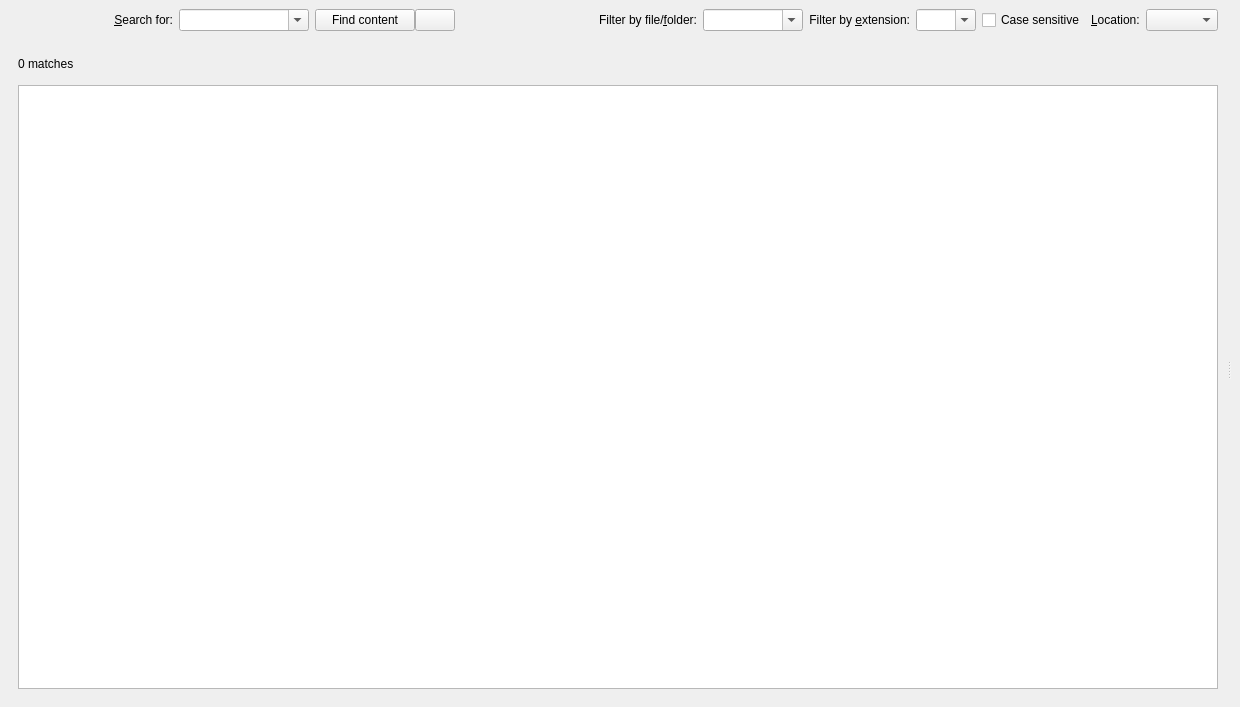
Above: SearchPage.ui from otengler/CodeBeagle before the change. Below: the same form after it.
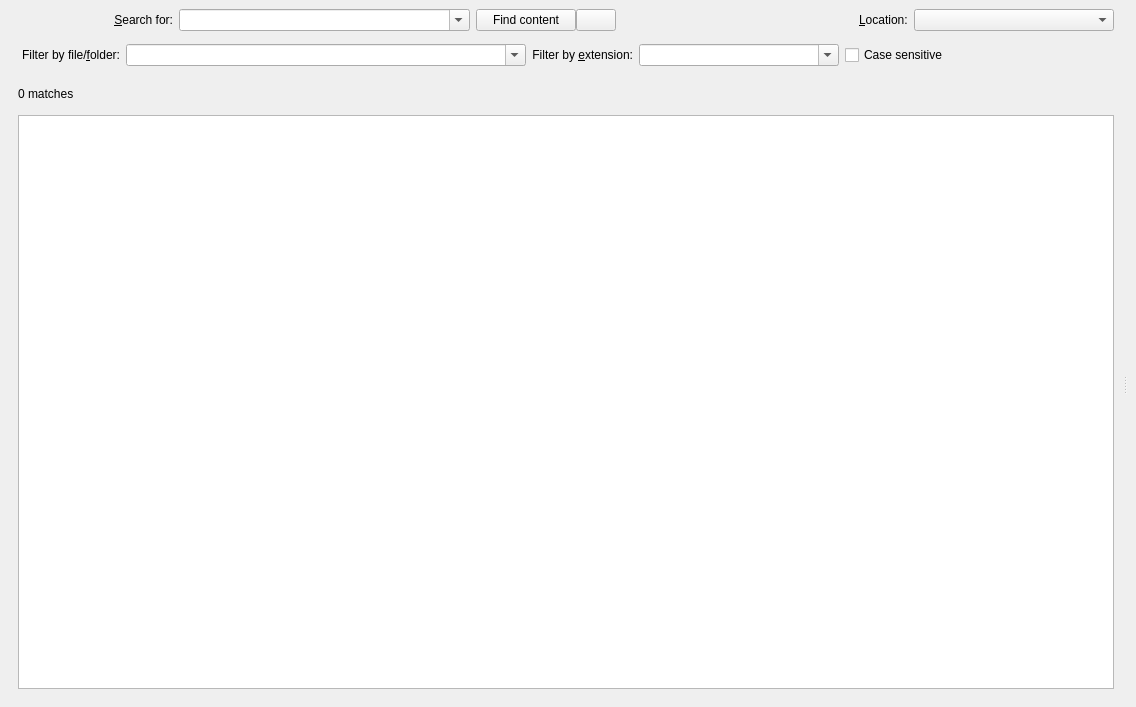
That is the form after the change. Icons and pictures are not drawn. Custom widgets are drawn as their Qt base class.

Commit message: Move filter option to second row

```diff
--- a/SearchPage.ui
+++ b/SearchPage.ui
@@ -34,7 +34,7 @@
    </property>
    <item>
     <widget class="QFrame" name="frameSearch">
-     <layout class="QHBoxLayout" name="horizontalLayout" stretch="0,0,0,2,0,0,0,0,0,0,0,0,0,0,0,0">
+     <layout class="QHBoxLayout" name="horizontalLayout" stretch="0,0,0,2,0,0,0,0,0,0,0,0,0">
       <property name="leftMargin">
        <number>22</number>
       </property>
@@ -242,6 +242,102 @@
        </widget>
       </item>
       <item>
+       <widget class="QPushButton" name="buttonToggleFilters">
+        <property name="toolTip">
+         <string>Toggle filter panel (Ctrl+D)</string>
+        </property>
+        <property name="text">
+         <string/>
+        </property>
+        <property name="icon">
+         <iconset>
+          <normaloff>resources/Expand.png</normaloff>resources/Expand.png</iconset>
+        </property>
+        <property name="checkable">
+         <bool>true</bool>
+        </property>
+        <property name="flat">
+         <bool>true</bool>
+        </property>
+       </widget>
+      </item>
+      <item>
+       <widget class="QLabel" name="labelFilterPreview">
+        <property name="sizePolicy">
+         <sizepolicy hsizetype="Expanding" vsizetype="Preferred">
+          <horstretch>0</horstretch>
+          <verstretch>0</verstretch>
+         </sizepolicy>
+        </property>
+        <property name="text">
+         <string/>
+        </property>
+       </widget>
+      </item>
+      <item>
+       <spacer name="horizontalSpacer">
+        <property name="orientation">
+         <enum>Qt::Horizontal</enum>
+        </property>
+        <property name="sizeHint" stdset="0">
+         <size>
+          <width>40</width>
+          <height>20</height>
+         </size>
+        </property>
+       </spacer>
+      </item>
+      <item>
+       <widget class="QLabel" name="labelLocation">
+        <property name="text">
+         <string>&amp;Location:</string>
+        </property>
+        <property name="buddy">
+         <cstring>comboLocation</cstring>
+        </property>
+       </widget>
+      </item>
+      <item>
+       <widget class="QComboBox" name="comboLocation">
+        <property name="sizePolicy">
+         <sizepolicy hsizetype="Fixed" vsizetype="Fixed">
+          <horstretch>0</horstretch>
+          <verstretch>0</verstretch>
+         </sizepolicy>
+        </property>
+        <property name="minimumSize">
+         <size>
+          <width>200</width>
+          <height>0</height>
+         </size>
+        </property>
+        <property name="insertPolicy">
+         <enum>QComboBox::InsertAtBottom</enum>
+        </property>
+       </widget>
+      </item>
+     </layout>
+    </widget>
+   </item>
+   <item>
+    <widget class="QFrame" name="frameFilterControls">
+     <layout class="QHBoxLayout" name="horizontalLayout_8">
+      <property name="spacing">
+       <number>6</number>
+      </property>
+      <property name="leftMargin">
+       <number>22</number>
+      </property>
+      <property name="topMargin">
+       <number>4</number>
+      </property>
+      <property name="rightMargin">
+       <number>22</number>
+      </property>
+      <property name="bottomMargin">
+       <number>4</number>
+      </property>
+      <item>
        <widget class="QLabel" name="labelFolderFilter">
         <property name="text">
          <string>Filter by file/&amp;folder:</string>
@@ -258,19 +354,19 @@
        <widget class="QComboBox" name="comboFolderFilter">
         <property name="sizePolicy">
          <sizepolicy hsizetype="Preferred" vsizetype="Fixed">
-          <horstretch>1</horstretch>
+          <horstretch>2</horstretch>
           <verstretch>0</verstretch>
          </sizepolicy>
         </property>
         <property name="minimumSize">
          <size>
-          <width>100</width>
+          <width>200</width>
           <height>0</height>
          </size>
         </property>
         <property name="maximumSize">
          <size>
-          <width>300</width>
+          <width>400</width>
           <height>16777215</height>
          </size>
         </property>
@@ -312,13 +408,13 @@
         </property>
         <property name="minimumSize">
          <size>
-          <width>60</width>
+          <width>100</width>
           <height>0</height>
          </size>
         </property>
         <property name="maximumSize">
          <size>
-          <width>120</width>
+          <width>200</width>
           <height>16777215</height>
          </size>
         </property>
@@ -345,7 +441,7 @@
        </widget>
       </item>
       <item>
-       <spacer name="horizontalSpacer">
+       <spacer name="horizontalSpacer_3">
         <property name="orientation">
          <enum>Qt::Horizontal</enum>
         </property>
@@ -357,29 +453,6 @@
         </property>
        </spacer>
       </item>
-      <item>
-       <widget class="QLabel" name="labelLocation">
-        <property name="text">
-         <string>&amp;Location:</string>
-        </property>
-        <property name="buddy">
-         <cstring>comboLocation</cstring>
-        </property>
-       </widget>
-      </item>
-      <item>
-       <widget class="QComboBox" name="comboLocation">
-        <property name="sizePolicy">
-         <sizepolicy hsizetype="MinimumExpanding" vsizetype="Fixed">
-          <horstretch>0</horstretch>
-          <verstretch>0</verstretch>
-         </sizepolicy>
-        </property>
-        <property name="insertPolicy">
-         <enum>QComboBox::InsertAtBottom</enum>
-        </property>
-       </widget>
-      </item>
      </layout>
     </widget>
    </item>
```
The commit also changes 1 other file.
